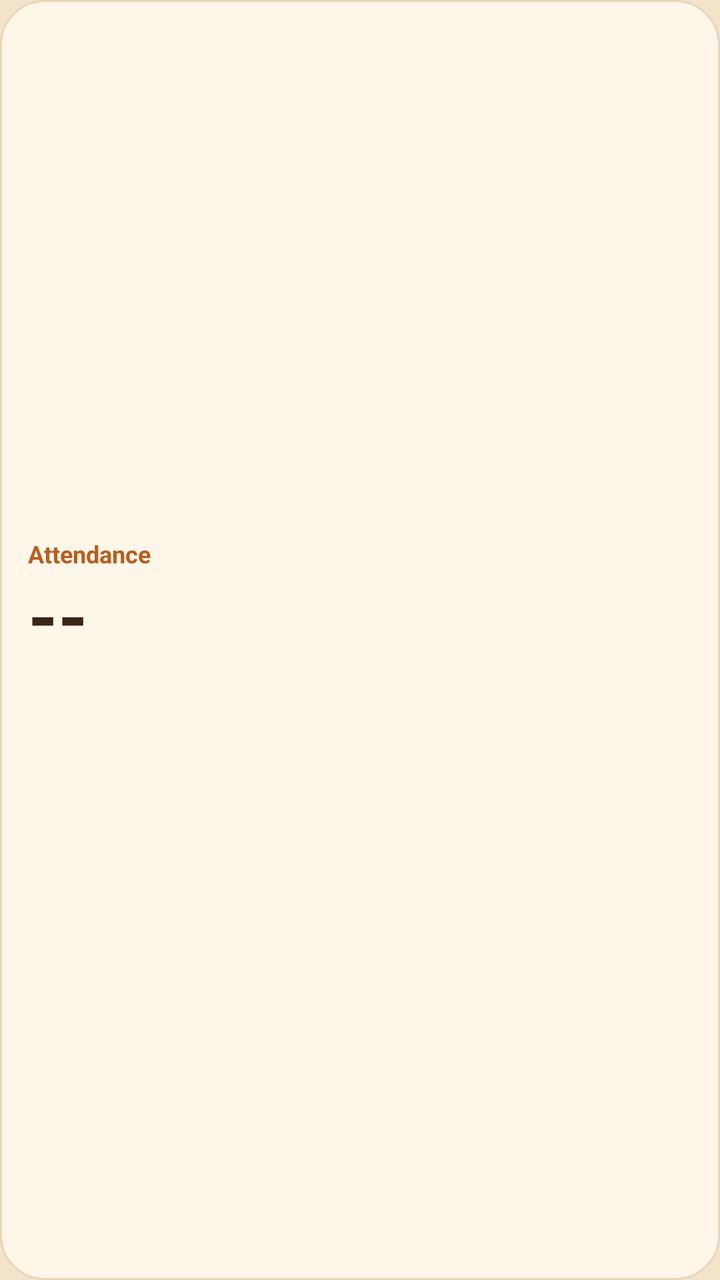
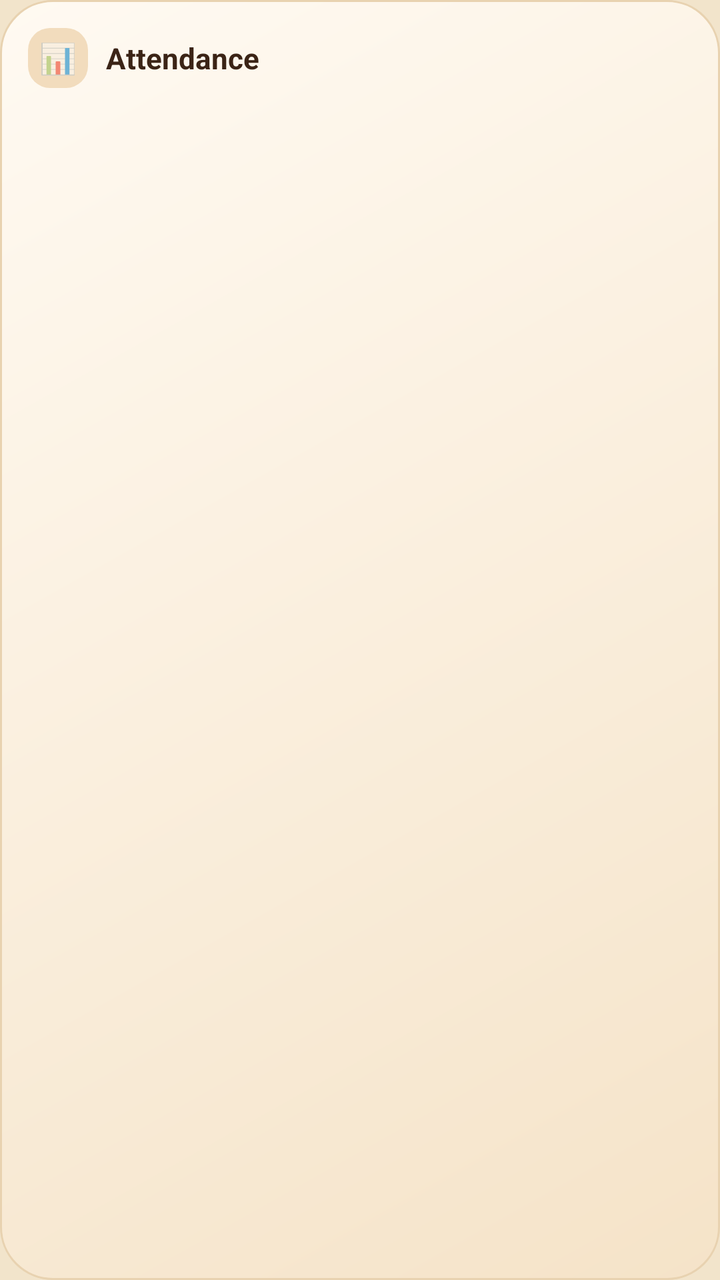

Two renders of the same Android screen: before a commit and after it. Below are the layout's source before the change and the commit's diff.
<!-- AndroidManifest.xml: application theme AppTheme -->
<!-- res/layout/widget_attendance.xml -->
<?xml version="1.0" encoding="utf-8"?>
<LinearLayout xmlns:android="http://schemas.android.com/apk/res/android" android:id="@+id/w_root" android:layout_width="match_parent" android:layout_height="match_parent"
    android:orientation="vertical" android:background="@drawable/widget_bg" android:padding="14dp" android:gravity="center_vertical">
    <LinearLayout android:layout_width="match_parent" android:layout_height="wrap_content" android:orientation="horizontal" android:gravity="center_vertical">
        <TextView android:id="@+id/w_label" android:layout_width="0dp" android:layout_weight="1" android:layout_height="wrap_content"
            android:text="Attendance" android:textColor="@color/widget_accent" android:textSize="12sp" android:textStyle="bold" android:maxLines="1" android:ellipsize="end" />
        <TextView android:id="@+id/w_badge" android:layout_width="wrap_content" android:layout_height="wrap_content" android:background="@drawable/widget_chip"
            android:paddingLeft="8dp" android:paddingRight="8dp" android:paddingTop="2dp" android:paddingBottom="2dp"
            android:textColor="@color/widget_ink" android:textSize="11sp" android:textStyle="bold" android:visibility="gone" />
    </LinearLayout>
    <TextView android:id="@+id/w_pct" android:layout_width="wrap_content" android:layout_height="wrap_content" android:layout_marginTop="2dp"
        android:text="--" android:textColor="@color/widget_ink" android:textSize="38sp" android:textStyle="bold" android:includeFontPadding="false" />
    <TextView android:id="@+id/w_line" android:layout_width="match_parent" android:layout_height="wrap_content" android:layout_marginTop="4dp"
        android:textColor="@color/widget_ink" android:textSize="13sp" android:maxLines="2" android:ellipsize="end" />
    <TextView android:id="@+id/w_foot" android:layout_width="match_parent" android:layout_height="wrap_content" android:layout_marginTop="2dp"
        android:textColor="@color/widget_muted" android:textSize="11.5sp" android:maxLines="1" android:ellipsize="end" />
</LinearLayout>
<!-- resources referenced by this layout -->
<resources>
  <color name="widget_accent">#B85D1C</color>
  <color name="widget_ink">#3B2416</color>
  <color name="widget_muted">#8A6A52</color>
  <!-- drawable widget_bg (drawable) -->
  <?xml version="1.0" encoding="utf-8"?>
  <shape xmlns:android="http://schemas.android.com/apk/res/android" android:shape="rectangle">
      <solid android:color="@color/widget_bg" />
      <corners android:radius="22dp" />
      <stroke android:width="1dp" android:color="@color/widget_line" />
  </shape>
  <!-- drawable widget_chip (drawable) -->
  <?xml version="1.0" encoding="utf-8"?>
  <shape xmlns:android="http://schemas.android.com/apk/res/android" android:shape="rectangle">
      <solid android:color="@color/widget_chip" />
      <corners android:radius="999dp" />
  </shape>
  <style name="AppTheme" parent="Theme.AppCompat.DayNight.NoActionBar">
          <item name="colorPrimary">@color/colorPrimary</item>
          <item name="colorPrimaryDark">@color/colorPrimaryDark</item>
          <item name="colorAccent">@color/colorAccent</item>
          <item name="android:windowBackground">@color/page</item>
      </style>
  <color name="widget_bg">#FFF6EA</color>
  <color name="widget_line">#E9D6B8</color>
  <color name="widget_chip">#F6E3C8</color>
  <color name="colorPrimary">#7C3D1B</color>
  <color name="colorPrimaryDark">#7C3D1B</color>
  <color name="colorAccent">#6A3DE8</color>
  <color name="page">#F2E4CB</color>
</resources>

<!-- the commit's change to res/layout/widget_attendance.xml (unified diff, before → after) -->
@@ -1,17 +1,58 @@
 <?xml version="1.0" encoding="utf-8"?>
 <LinearLayout xmlns:android="http://schemas.android.com/apk/res/android" android:id="@+id/w_root" android:layout_width="match_parent" android:layout_height="match_parent"
-    android:orientation="vertical" android:background="@drawable/widget_bg" android:padding="14dp" android:gravity="center_vertical">
+    android:orientation="vertical" android:background="@drawable/widget_bg" android:padding="14dp">
     <LinearLayout android:layout_width="match_parent" android:layout_height="wrap_content" android:orientation="horizontal" android:gravity="center_vertical">
-        <TextView android:id="@+id/w_label" android:layout_width="0dp" android:layout_weight="1" android:layout_height="wrap_content"
-            android:text="Attendance" android:textColor="@color/widget_accent" android:textSize="12sp" android:textStyle="bold" android:maxLines="1" android:ellipsize="end" />
-        <TextView android:id="@+id/w_badge" android:layout_width="wrap_content" android:layout_height="wrap_content" android:background="@drawable/widget_chip"
-            android:paddingLeft="8dp" android:paddingRight="8dp" android:paddingTop="2dp" android:paddingBottom="2dp"
-            android:textColor="@color/widget_ink" android:textSize="11sp" android:textStyle="bold" android:visibility="gone" />
+        <TextView android:id="@+id/w_icon" android:layout_width="30dp" android:layout_height="30dp" android:background="@drawable/widget_tile"
+            android:gravity="center" android:text="📊" android:textSize="15sp" />
+        <TextView android:id="@+id/w_label" android:layout_width="0dp" android:layout_weight="1" android:layout_height="wrap_content" android:layout_marginStart="9dp"
+            android:text="Attendance" android:textColor="@color/widget_ink" android:textSize="14.5sp" android:textStyle="bold" android:maxLines="1" android:ellipsize="end" />
+        <TextView android:id="@+id/w_chip" android:layout_width="wrap_content" android:layout_height="wrap_content" android:layout_marginStart="6dp"
+            android:background="@drawable/chip_neutral" android:paddingLeft="9dp" android:paddingRight="9dp" android:paddingTop="3dp" android:paddingBottom="3dp"
+            android:textColor="#8A6A52" android:textSize="11sp" android:textStyle="bold" android:maxLines="1" android:visibility="gone" />
     </LinearLayout>
-    <TextView android:id="@+id/w_pct" android:layout_width="wrap_content" android:layout_height="wrap_content" android:layout_marginTop="2dp"
-        android:text="--" android:textColor="@color/widget_ink" android:textSize="38sp" android:textStyle="bold" android:includeFontPadding="false" />
-    <TextView android:id="@+id/w_line" android:layout_width="match_parent" android:layout_height="wrap_content" android:layout_marginTop="4dp"
-        android:textColor="@color/widget_ink" android:textSize="13sp" android:maxLines="2" android:ellipsize="end" />
-    <TextView android:id="@+id/w_foot" android:layout_width="match_parent" android:layout_height="wrap_content" android:layout_marginTop="2dp"
-        android:textColor="@color/widget_muted" android:textSize="11.5sp" android:maxLines="1" android:ellipsize="end" />
+    <LinearLayout android:layout_width="match_parent" android:layout_height="wrap_content" android:orientation="horizontal" android:gravity="center_vertical" android:layout_marginTop="10dp">
+        <ImageView android:id="@+id/w_ring" android:layout_width="78dp" android:layout_height="78dp" android:scaleType="fitCenter" android:contentDescription="Attendance" />
+        <LinearLayout android:layout_width="0dp" android:layout_weight="1" android:layout_height="wrap_content" android:orientation="vertical" android:layout_marginStart="12dp">
+            <TextView android:id="@+id/w_big" android:layout_width="match_parent" android:layout_height="wrap_content" android:textColor="@color/widget_ink" android:textSize="15.5sp" android:textStyle="bold" android:maxLines="2" android:ellipsize="end" />
+            <TextView android:id="@+id/w_sub" android:layout_width="match_parent" android:layout_height="wrap_content" android:layout_marginTop="3dp" android:textColor="@color/widget_muted" android:textSize="12sp" android:maxLines="2" android:ellipsize="end" />
+        </LinearLayout>
+    </LinearLayout>
+    <LinearLayout android:id="@+id/w_subjects" android:layout_width="match_parent" android:layout_height="wrap_content" android:orientation="vertical" android:layout_marginTop="4dp" android:visibility="gone">
+        <LinearLayout android:id="@+id/w_s1" android:layout_width="match_parent" android:layout_height="wrap_content" android:orientation="vertical" android:layout_marginTop="7dp" android:visibility="gone">
+            <LinearLayout android:layout_width="match_parent" android:layout_height="wrap_content" android:orientation="horizontal">
+                <TextView android:id="@+id/w_sc1" android:layout_width="0dp" android:layout_weight="1" android:layout_height="wrap_content" android:textColor="@color/widget_ink" android:textSize="12sp" android:textStyle="bold" android:maxLines="1" android:ellipsize="end" />
+                <TextView android:id="@+id/w_sp1" android:layout_width="wrap_content" android:layout_height="wrap_content" android:textColor="@color/widget_muted" android:textSize="12sp" android:textStyle="bold" />
+            </LinearLayout>
+            <ProgressBar android:id="@+id/w_sb1_safe" style="?android:attr/progressBarStyleHorizontal" android:layout_width="match_parent" android:layout_height="5dp"
+                android:layout_marginTop="3dp" android:max="100" android:progress="0" android:progressDrawable="@drawable/progress_safe" android:visibility="gone" />
+            <ProgressBar android:id="@+id/w_sb1_warn" style="?android:attr/progressBarStyleHorizontal" android:layout_width="match_parent" android:layout_height="5dp"
+                android:layout_marginTop="3dp" android:max="100" android:progress="0" android:progressDrawable="@drawable/progress_warn" android:visibility="gone" />
+            <ProgressBar android:id="@+id/w_sb1_danger" style="?android:attr/progressBarStyleHorizontal" android:layout_width="match_parent" android:layout_height="5dp"
+                android:layout_marginTop="3dp" android:max="100" android:progress="0" android:progressDrawable="@drawable/progress_danger" android:visibility="gone" />
+        </LinearLayout>
+        <LinearLayout android:id="@+id/w_s2" android:layout_width="match_parent" android:layout_height="wrap_content" android:orientation="vertical" android:layout_marginTop="7dp" android:visibility="gone">
+            <LinearLayout android:layout_width="match_parent" android:layout_height="wrap_content" android:orientation="horizontal">
+                <TextView android:id="@+id/w_sc2" android:layout_width="0dp" android:layout_weight="1" android:layout_height="wrap_content" android:textColor="@color/widget_ink" android:textSize="12sp" android:textStyle="bold" android:maxLines="1" android:ellipsize="end" />
+                <TextView android:id="@+id/w_sp2" android:layout_width="wrap_content" android:layout_height="wrap_content" android:textColor="@color/widget_muted" android:textSize="12sp" android:textStyle="bold" />
+            </LinearLayout>
+            <ProgressBar android:id="@+id/w_sb2_safe" style="?android:attr/progressBarStyleHorizontal" android:layout_width="match_parent" android:layout_height="5dp"
+                android:layout_marginTop="3dp" android:max="100" android:progress="0" android:progressDrawable="@drawable/progress_safe" android:visibility="gone" />
+            <ProgressBar android:id="@+id/w_sb2_warn" style="?android:attr/progressBarStyleHorizontal" android:layout_width="match_parent" android:layout_height="5dp"
+                android:layout_marginTop="3dp" android:max="100" android:progress="0" android:progressDrawable="@drawable/progress_warn" android:visibility="gone" />
+            <ProgressBar android:id="@+id/w_sb2_danger" style="?android:attr/progressBarStyleHorizontal" android:layout_width="match_parent" android:layout_height="5dp"
+                android:layout_marginTop="3dp" android:max="100" android:progress="0" android:progressDrawable="@drawable/progress_danger" android:visibility="gone" />
+        </LinearLayout>
+        <LinearLayout android:id="@+id/w_s3" android:layout_width="match_parent" android:layout_height="wrap_content" android:orientation="vertical" android:layout_marginTop="7dp" android:visibility="gone">
+            <LinearLayout android:layout_width="match_parent" android:layout_height="wrap_content" android:orientation="horizontal">
+                <TextView android:id="@+id/w_sc3" android:layout_width="0dp" android:layout_weight="1" android:layout_height="wrap_content" android:textColor="@color/widget_ink" android:textSize="12sp" android:textStyle="bold" android:maxLines="1" android:ellipsize="end" />
+                <TextView android:id="@+id/w_sp3" android:layout_width="wrap_content" android:layout_height="wrap_content" android:textColor="@color/widget_muted" android:textSize="12sp" android:textStyle="bold" />
+            </LinearLayout>
+            <ProgressBar android:id="@+id/w_sb3_safe" style="?android:attr/progressBarStyleHorizontal" android:layout_width="match_parent" android:layout_height="5dp"
+                android:layout_marginTop="3dp" android:max="100" android:progress="0" android:progressDrawable="@drawable/progress_safe" android:visibility="gone" />
+            <ProgressBar android:id="@+id/w_sb3_warn" style="?android:attr/progressBarStyleHorizontal" android:layout_width="match_parent" android:layout_height="5dp"
+                android:layout_marginTop="3dp" android:max="100" android:progress="0" android:progressDrawable="@drawable/progress_warn" android:visibility="gone" />
+            <ProgressBar android:id="@+id/w_sb3_danger" style="?android:attr/progressBarStyleHorizontal" android:layout_width="match_parent" android:layout_height="5dp"
+                android:layout_marginTop="3dp" android:max="100" android:progress="0" android:progressDrawable="@drawable/progress_danger" android:visibility="gone" />
+        </LinearLayout>
+    </LinearLayout>
 </LinearLayout>
<!-- resource entries referenced after the edit -->
@@ -1,20 +1,79 @@
 <!-- resources referenced by this layout -->
 <resources>
-  <color name="widget_accent">#B85D1C</color>
   <color name="widget_ink">#3B2416</color>
   <color name="widget_muted">#8A6A52</color>
+  <!-- drawable chip_neutral (drawable) -->
+  <?xml version="1.0" encoding="utf-8"?>
+  <shape xmlns:android="http://schemas.android.com/apk/res/android" android:shape="rectangle">
+      <solid android:color="#268A6A52" />
+      <corners android:radius="999dp" />
+  </shape>
+  <!-- drawable progress_danger (drawable) -->
+  <?xml version="1.0" encoding="utf-8"?>
+  <layer-list xmlns:android="http://schemas.android.com/apk/res/android">
+      <item android:id="@android:id/background">
+          <shape android:shape="rectangle">
+              <solid android:color="@color/widget_track" />
+              <corners android:radius="3dp" />
+          </shape>
+      </item>
+      <item android:id="@android:id/progress">
+          <clip>
+              <shape android:shape="rectangle">
+                  <solid android:color="#D64545" />
+                  <corners android:radius="3dp" />
+              </shape>
+          </clip>
+      </item>
+  </layer-list>
+  <!-- drawable progress_safe (drawable) -->
+  <?xml version="1.0" encoding="utf-8"?>
+  <layer-list xmlns:android="http://schemas.android.com/apk/res/android">
+      <item android:id="@android:id/background">
+          <shape android:shape="rectangle">
+              <solid android:color="@color/widget_track" />
+              <corners android:radius="3dp" />
+          </shape>
+      </item>
+      <item android:id="@android:id/progress">
+          <clip>
+              <shape android:shape="rectangle">
+                  <solid android:color="#2F9E6B" />
+                  <corners android:radius="3dp" />
+              </shape>
+          </clip>
+      </item>
+  </layer-list>
+  <!-- drawable progress_warn (drawable) -->
+  <?xml version="1.0" encoding="utf-8"?>
+  <layer-list xmlns:android="http://schemas.android.com/apk/res/android">
+      <item android:id="@android:id/background">
+          <shape android:shape="rectangle">
+              <solid android:color="@color/widget_track" />
+              <corners android:radius="3dp" />
+          </shape>
+      </item>
+      <item android:id="@android:id/progress">
+          <clip>
+              <shape android:shape="rectangle">
+                  <solid android:color="#D9952B" />
+                  <corners android:radius="3dp" />
+              </shape>
+          </clip>
+      </item>
+  </layer-list>
   <!-- drawable widget_bg (drawable) -->
   <?xml version="1.0" encoding="utf-8"?>
   <shape xmlns:android="http://schemas.android.com/apk/res/android" android:shape="rectangle">
-      <solid android:color="@color/widget_bg" />
-      <corners android:radius="22dp" />
+      <gradient android:angle="315" android:startColor="@color/widget_bg_top" android:endColor="@color/widget_bg_bottom" />
+      <corners android:radius="26dp" />
       <stroke android:width="1dp" android:color="@color/widget_line" />
   </shape>
-  <!-- drawable widget_chip (drawable) -->
+  <!-- drawable widget_tile (drawable) -->
   <?xml version="1.0" encoding="utf-8"?>
   <shape xmlns:android="http://schemas.android.com/apk/res/android" android:shape="rectangle">
-      <solid android:color="@color/widget_chip" />
-      <corners android:radius="999dp" />
+      <solid android:color="@color/widget_tile" />
+      <corners android:radius="11dp" />
   </shape>
   <style name="AppTheme" parent="Theme.AppCompat.DayNight.NoActionBar">
           <item name="colorPrimary">@color/colorPrimary</item>
@@ -22,9 +81,11 @@
           <item name="colorAccent">@color/colorAccent</item>
           <item name="android:windowBackground">@color/page</item>
       </style>
-  <color name="widget_bg">#FFF6EA</color>
-  <color name="widget_line">#E9D6B8</color>
-  <color name="widget_chip">#F6E3C8</color>
+  <color name="widget_track">#EADAC2</color>
+  <color name="widget_bg_top">#FFFAF2</color>
+  <color name="widget_bg_bottom">#F5E3C8</color>
+  <color name="widget_line">#E8D2B0</color>
+  <color name="widget_tile">#F2DCBD</color>
   <color name="colorPrimary">#7C3D1B</color>
   <color name="colorPrimaryDark">#7C3D1B</color>
   <color name="colorAccent">#6A3DE8</color>
